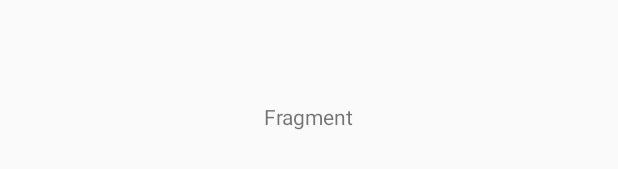
After one commit to Department-of-Technical-Arts/PearlApp17, an Android app: the layout fragmentdemo.xml on its own in the app's theme, with its tools: preview values and no code run, on a phone screen of 412 x 824 dp. The commit adds this screen. Shown: the part 501-670 px from the top of the screen. Run offline under Robolectric (Android 15) with nearby library versions, the light colour scheme and no system bars.

Commit message:
Add files via upload

```diff
--- /dev/null
+++ b/app/src/main/res/layout/fragmentdemo.xml
@@ -0,0 +1,13 @@
+<?xml version="1.0" encoding="utf-8"?>
+<RelativeLayout xmlns:android="http://schemas.android.com/apk/res/android"
+    android:layout_width="match_parent" android:layout_height="match_parent">
+
+    <TextView
+        android:text="Fragment"
+        android:layout_width="wrap_content"
+        android:layout_height="wrap_content"
+        android:layout_centerVertical="true"
+        android:layout_centerHorizontal="true"
+        android:id="@+id/textView" />
+
+</RelativeLayout>
--- /dev/null
+++ b/app/src/main/res/layout/toolbar_main.xml
@@ -0,0 +1,6 @@
+<?xml version="1.0" encoding="utf-8"?>
+<android.support.v7.widget.Toolbar xmlns:android="http://schemas.android.com/apk/res/android"
+    android:layout_width="match_parent"
+    android:layout_height="150sp">
+
+</android.support.v7.widget.Toolbar>
```
Also changed, not shown: app/src/main/res/layout/activity_main.xml (+21 -6 lines).
